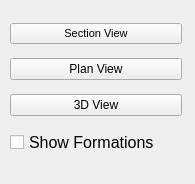
First picture: the form in UI/chartView.ui, repository Terjit/DT, before the edit.
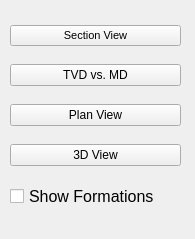
Second picture: the form after the edit.

```diff
--- a/UI/chartView.ui
+++ b/UI/chartView.ui
@@ -7,7 +7,7 @@
     <x>0</x>
     <y>0</y>
     <width>195</width>
-    <height>184</height>
+    <height>239</height>
    </rect>
   </property>
   <property name="windowTitle">
@@ -18,9 +18,9 @@
     <property name="geometry">
      <rect>
       <x>10</x>
-      <y>15</y>
-      <width>172</width>
-      <height>151</height>
+      <y>13</y>
+      <width>171</width>
+      <height>211</height>
      </rect>
     </property>
     <layout class="QVBoxLayout" name="verticalLayout">
@@ -36,6 +36,13 @@
        </property>
       </widget>
      </item>
+     <item>
+      <widget class="QPushButton" name="tvdBtn">
+       <property name="text">
+        <string>TVD vs. MD</string>
+       </property>
+      </widget>
+     </item>
      <item>
       <widget class="QPushButton" name="planBtn">
        <property name="text">
```
